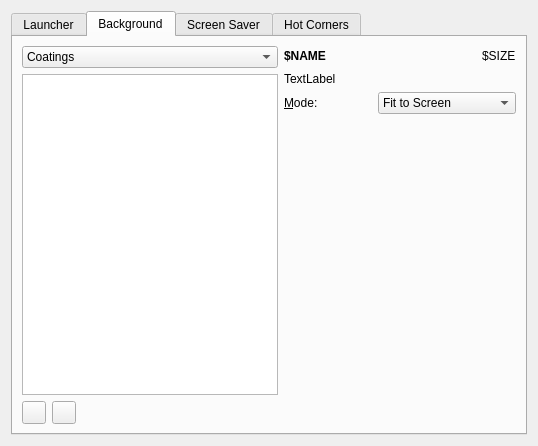
Old version of the form src/plugins/personal/desktop/desktoppreflet.ui in the repository lirios/settings.
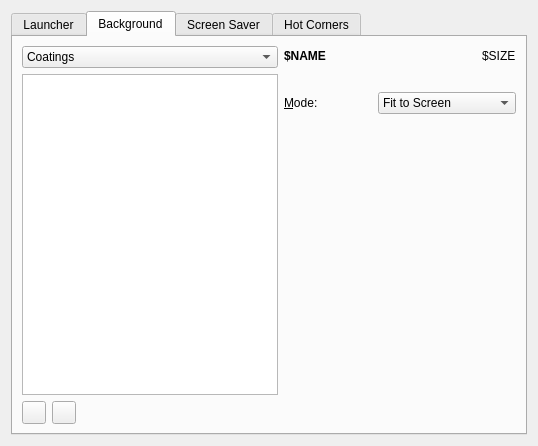
New version of the form. The open tabs and pages were chosen to show the change. Icons and pictures are not drawn.

```diff
--- a/src/plugins/personal/desktop/desktoppreflet.ui
+++ b/src/plugins/personal/desktop/desktoppreflet.ui
@@ -204,11 +204,7 @@
           </layout>
          </item>
          <item>
-          <widget class="QLabel" name="bgPreviw">
-           <property name="text">
-            <string>TextLabel</string>
-           </property>
-          </widget>
+          <widget class="QLabel" name="bgPreviw"/>
          </item>
          <item>
           <layout class="QHBoxLayout" name="horizontalLayout_6">
```
